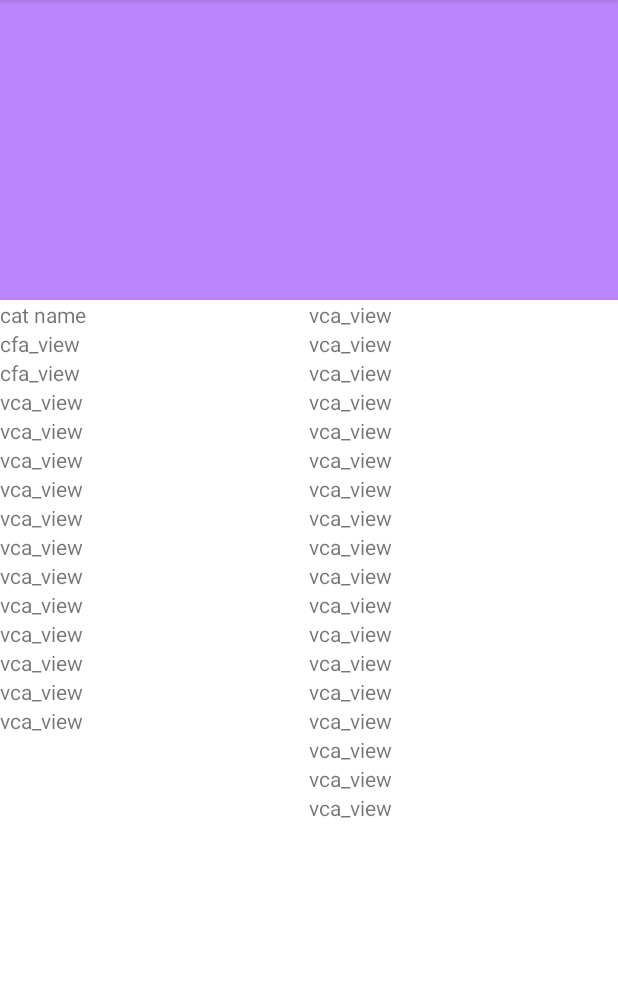
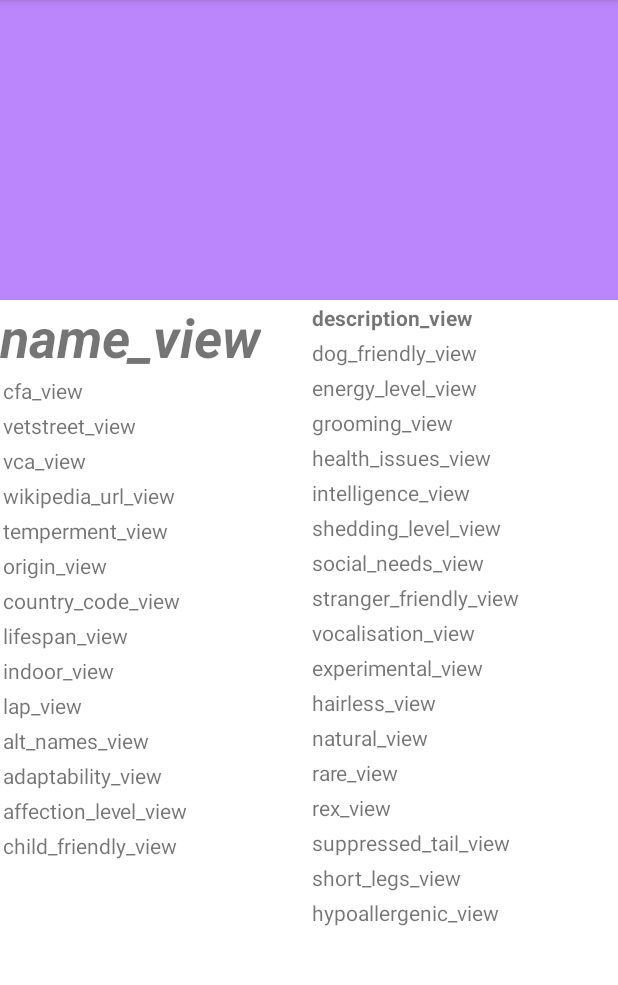
Before and after one commit to omnie22/catsthemusicalthemovietheapp, an Android app: the BreedDetailActivity screen opened directly, with no data from a screen before it, on a phone screen of 412 x 824 dp, the part 84-1069 px from its top. Run offline under Robolectric (Android 15) with nearby library versions, the phone set to English and light mode, and no system bars.

Commit message:
looks less booty

```diff
--- a/app/src/main/res/layout/activity_breed_detail.xml
+++ b/app/src/main/res/layout/activity_breed_detail.xml
@@ -32,8 +32,9 @@
         android:id="@+id/name_view"
         android:layout_width="wrap_content"
         android:layout_height="wrap_content"
-        android:text="cat name"
-
+        android:textStyle="bold|italic"
+        android:textSize="36sp"
+        android:text="name_view"
         app:layout_constraintBottom_toTopOf="@id/cfa_view"
         app:layout_constraintEnd_toEndOf="parent"
         app:layout_constraintStart_toStartOf="parent"
@@ -44,6 +45,7 @@
         android:layout_width="wrap_content"
         android:layout_height="wrap_content"
         android:text="cfa_view"
+        android:padding="2dp"
         app:layout_constraintBottom_toTopOf="@+id/vetstreet_view"
         app:layout_constraintEnd_toEndOf="parent"
         app:layout_constraintStart_toStartOf="parent"
@@ -52,7 +54,8 @@
         android:id="@+id/vetstreet_view"
         android:layout_width="wrap_content"
         android:layout_height="wrap_content"
-        android:text="cfa_view"
+        android:text="vetstreet_view"
+        android:padding="2dp"
         app:layout_constraintBottom_toTopOf="@id/vca_view"
         app:layout_constraintEnd_toEndOf="parent"
         app:layout_constraintStart_toStartOf="parent"
@@ -62,16 +65,27 @@
         android:layout_width="wrap_content"
         android:layout_height="wrap_content"
         android:text="vca_view"
+        android:padding="2dp"
         app:layout_constraintBottom_toTopOf="@id/temperment_view"
         app:layout_constraintEnd_toEndOf="parent"
         app:layout_constraintStart_toStartOf="parent"
         app:layout_constraintTop_toBottomOf="@+id/vetstreet_view" />
-
+        <TextView
+            android:id="@+id/wikipedia_url_view"
+            android:layout_width="wrap_content"
+            android:layout_height="wrap_content"
+            android:text="wikipedia_url_view"
+            android:padding="2dp"
+            app:layout_constraintTop_toBottomOf="@id/intelligence_view"
+            app:layout_constraintBottom_toBottomOf="parent"
+            app:layout_constraintEnd_toEndOf="parent"
+            app:layout_constraintStart_toStartOf="parent" />
     <TextView
         android:id="@+id/temperment_view"
         android:layout_width="wrap_content"
         android:layout_height="wrap_content"
-        android:text="vca_view"
+        android:text="temperment_view"
+        android:padding="2dp"
         app:layout_constraintTop_toBottomOf="@id/vca_view"
         app:layout_constraintBottom_toTopOf="@id/origin_view"
         app:layout_constraintEnd_toEndOf="parent"
@@ -80,7 +94,8 @@
         android:id="@+id/origin_view"
         android:layout_width="wrap_content"
         android:layout_height="wrap_content"
-        android:text="vca_view"
+        android:text="origin_view"
+        android:padding="2dp"
         app:layout_constraintTop_toBottomOf="@id/temperment_view"
         app:layout_constraintBottom_toTopOf="@id/country_code_view"
         app:layout_constraintEnd_toEndOf="parent"
@@ -89,25 +104,18 @@
         android:id="@+id/country_code_view"
         android:layout_width="wrap_content"
         android:layout_height="wrap_content"
-        android:text="vca_view"
+        android:text="country_code_view"
+        android:padding="2dp"
         app:layout_constraintTop_toBottomOf="@id/origin_view"
         app:layout_constraintBottom_toTopOf="@id/description_view"
-        app:layout_constraintEnd_toEndOf="parent"
-        app:layout_constraintStart_toStartOf="parent" />
-    <TextView
-        android:id="@+id/description_view"
-        android:layout_width="wrap_content"
-        android:layout_height="wrap_content"
-        android:text="vca_view"
-        app:layout_constraintTop_toBottomOf="@id/country_code_view"
-        app:layout_constraintBottom_toTopOf="@id/lifespan_view"
         app:layout_constraintEnd_toEndOf="parent"
         app:layout_constraintStart_toStartOf="parent" />
     <TextView
         android:id="@+id/lifespan_view"
         android:layout_width="wrap_content"
         android:layout_height="wrap_content"
-        android:text="vca_view"
+        android:text="lifespan_view"
+        android:padding="2dp"
         app:layout_constraintTop_toBottomOf="@id/description_view"
         app:layout_constraintBottom_toTopOf="@id/indoor_view"
         app:layout_constraintEnd_toEndOf="parent"
@@ -116,7 +124,8 @@
         android:id="@+id/indoor_view"
         android:layout_width="wrap_content"
         android:layout_height="wrap_content"
-        android:text="vca_view"
+        android:text="indoor_view"
+        android:padding="2dp"
         app:layout_constraintTop_toBottomOf="@id/lifespan_view"
         app:layout_constraintBottom_toTopOf="@id/lap_view"
         app:layout_constraintEnd_toEndOf="parent"
@@ -125,7 +134,8 @@
         android:id="@+id/lap_view"
         android:layout_width="wrap_content"
         android:layout_height="wrap_content"
-        android:text="vca_view"
+        android:text="lap_view"
+        android:padding="2dp"
         app:layout_constraintTop_toBottomOf="@id/indoor_view"
         app:layout_constraintBottom_toTopOf="@id/alt_names_view"
         app:layout_constraintEnd_toEndOf="parent"
@@ -134,7 +144,8 @@
         android:id="@+id/alt_names_view"
         android:layout_width="wrap_content"
         android:layout_height="wrap_content"
-        android:text="vca_view"
+        android:text="alt_names_view"
+        android:padding="2dp"
         app:layout_constraintTop_toBottomOf="@id/lap_view"
         app:layout_constraintBottom_toTopOf="@id/adaptability_view"
         app:layout_constraintEnd_toEndOf="parent"
@@ -143,7 +154,8 @@
         android:id="@+id/adaptability_view"
         android:layout_width="wrap_content"
         android:layout_height="wrap_content"
-        android:text="vca_view"
+        android:text="adaptability_view"
+        android:padding="2dp"
         app:layout_constraintTop_toBottomOf="@id/alt_names_view"
         app:layout_constraintBottom_toTopOf="@id/affection_level_view"
         app:layout_constraintEnd_toEndOf="parent"
@@ -152,7 +164,8 @@
         android:id="@+id/affection_level_view"
         android:layout_width="wrap_content"
         android:layout_height="wrap_content"
-        android:text="vca_view"
+        android:text="affection_level_view"
+        android:padding="2dp"
         app:layout_constraintTop_toBottomOf="@id/adaptability_view"
         app:layout_constraintBottom_toTopOf="@id/child_friendly_view"
         app:layout_constraintEnd_toEndOf="parent"
@@ -161,7 +174,8 @@
         android:id="@+id/child_friendly_view"
         android:layout_width="wrap_content"
         android:layout_height="wrap_content"
-        android:text="vca_view"
+        android:text="child_friendly_view"
+        android:padding="2dp"
         app:layout_constraintTop_toBottomOf="@id/affection_level_view"
         app:layout_constraintBottom_toTopOf="@id/dog_friendly_view"
         app:layout_constraintEnd_toEndOf="parent"
@@ -185,10 +199,23 @@
         android:id="@+id/stuff2"
         android:orientation="vertical">
         <TextView
+            android:id="@+id/description_view"
+            android:layout_width="wrap_content"
+            android:layout_height="wrap_content"
+            android:text="description_view"
+            android:padding="2dp"
+            android:textStyle="bold"
+            app:layout_constraintTop_toBottomOf="@id/country_code_view"
+            app:layout_constraintBottom_toTopOf="@id/lifespan_view"
+            app:layout_constraintEnd_toEndOf="parent"
+            app:layout_constraintStart_toStartOf="parent"
+            />
+        <TextView
             android:id="@+id/dog_friendly_view"
             android:layout_width="wrap_content"
             android:layout_height="wrap_content"
-            android:text="vca_view"
+            android:text="dog_friendly_view"
+            android:padding="2dp"
             app:layout_constraintTop_toBottomOf="@id/child_friendly_view"
             app:layout_constraintBottom_toTopOf="@id/energy_level_view"
             app:layout_constraintEnd_toEndOf="parent"
@@ -197,7 +224,8 @@
             android:id="@+id/energy_level_view"
             android:layout_width="wrap_content"
             android:layout_height="wrap_content"
-            android:text="vca_view"
+            android:text="energy_level_view"
+            android:padding="2dp"
             app:layout_constraintTop_toBottomOf="@id/dog_friendly_view"
             app:layout_constraintBottom_toTopOf="@id/grooming_view"
             app:layout_constraintEnd_toEndOf="parent"
@@ -206,7 +234,8 @@
             android:id="@+id/grooming_view"
             android:layout_width="wrap_content"
             android:layout_height="wrap_content"
-            android:text="vca_view"
+            android:text="grooming_view"
+            android:padding="2dp"
             app:layout_constraintTop_toBottomOf="@id/energy_level_view"
             app:layout_constraintBottom_toTopOf="@id/health_issues_view"
             app:layout_constraintEnd_toEndOf="parent"
@@ -215,7 +244,8 @@
             android:id="@+id/health_issues_view"
             android:layout_width="wrap_content"
             android:layout_height="wrap_content"
-            android:text="vca_view"
+            android:text="health_issues_view"
+            android:padding="2dp"
             app:layout_constraintTop_toBottomOf="@id/grooming_view"
             app:layout_constraintBottom_toBottomOf="parent"
             app:layout_constraintEnd_toEndOf="parent"
@@ -224,7 +254,8 @@
             android:id="@+id/intelligence_view"
             android:layout_width="wrap_content"
             android:layout_height="wrap_content"
-            android:text="vca_view"
+            android:text="intelligence_view"
+            android:padding="2dp"
             app:layout_constraintTop_toBottomOf="@id/beeg_cat"
             app:layout_constraintBottom_toTopOf="@id/shedding_level_view"
             app:layout_constraintEnd_toEndOf="parent"
@@ -233,7 +264,8 @@
             android:id="@+id/shedding_level_view"
             android:layout_width="wrap_content"
             android:layout_height="wrap_content"
-            android:text="vca_view"
+            android:text="shedding_level_view"
+            android:padding="2dp"
             app:layout_constraintTop_toBottomOf="@id/intelligence_view"
             app:layout_constraintBottom_toBottomOf="parent"
             app:layout_constraintEnd_toEndOf="parent"
@@ -242,7 +274,8 @@
             android:id="@+id/social_needs_view"
             android:layout_width="wrap_content"
             android:layout_height="wrap_content"
-            android:text="vca_view"
+            android:text="social_needs_view"
+            android:padding="2dp"
             app:layout_constraintTop_toBottomOf="@id/intelligence_view"
             app:layout_constraintBottom_toBottomOf="parent"
             app:layout_constraintEnd_toEndOf="parent"
@@ -251,7 +284,8 @@
             android:id="@+id/stranger_friendly_view"
             android:layout_width="wrap_content"
             android:layout_height="wrap_content"
-            android:text="vca_view"
+            android:text="stranger_friendly_view"
+            android:padding="2dp"
             app:layout_constraintTop_toBottomOf="@id/intelligence_view"
             app:layout_constraintBottom_toBottomOf="parent"
             app:layout_constraintEnd_toEndOf="parent"
@@ -260,7 +294,8 @@
             android:id="@+id/vocalisation_view"
             android:layout_width="wrap_content"
             android:layout_height="wrap_content"
-            android:text="vca_view"
+            android:text="vocalisation_view"
+            android:padding="2dp"
             app:layout_constraintTop_toBottomOf="@id/intelligence_view"
             app:layout_constraintBottom_toBottomOf="parent"
             app:layout_constraintEnd_toEndOf="parent"
@@ -269,7 +304,8 @@
             android:id="@+id/experimental_view"
             android:layout_width="wrap_content"
             android:layout_height="wrap_content"
-            android:text="vca_view"
+            android:text="experimental_view"
+            android:padding="2dp"
             app:layout_constraintTop_toBottomOf="@id/intelligence_view"
             app:layout_constraintBottom_toBottomOf="parent"
             app:layout_constraintEnd_toEndOf="parent"
@@ -278,7 +314,8 @@
             android:id="@+id/hairless_view"
             android:layout_width="wrap_content"
             android:layout_height="wrap_content"
-            android:text="vca_view"
+            android:text="hairless_view"
+            android:padding="2dp"
             app:layout_constraintTop_toBottomOf="@id/intelligence_view"
             app:layout_constraintBottom_toBottomOf="parent"
             app:layout_constraintEnd_toEndOf="parent"
@@ -287,7 +324,8 @@
             android:id="@+id/natural_view"
             android:layout_width="wrap_content"
             android:layout_height="wrap_content"
-            android:text="vca_view"
+            android:text="natural_view"
+            android:padding="2dp"
             app:layout_constraintTop_toBottomOf="@id/intelligence_view"
             app:layout_constraintBottom_toBottomOf="parent"
             app:layout_constraintEnd_toEndOf="parent"
@@ -296,7 +334,8 @@
             android:id="@+id/rare_view"
             android:layout_width="wrap_content"
             android:layout_height="wrap_content"
-            android:text="vca_view"
+            android:text="rare_view"
+            android:padding="2dp"
             app:layout_constraintTop_toBottomOf="@id/intelligence_view"
             app:layout_constraintBottom_toBottomOf="parent"
             app:layout_constraintEnd_toEndOf="parent"
@@ -305,7 +344,8 @@
             android:id="@+id/rex_view"
             android:layout_width="wrap_content"
             android:layout_height="wrap_content"
-            android:text="vca_view"
+            android:text="rex_view"
+            android:padding="2dp"
             app:layout_constraintTop_toBottomOf="@id/intelligence_view"
             app:layout_constraintBottom_toBottomOf="parent"
             app:layout_constraintEnd_toEndOf="parent"
@@ -314,7 +354,8 @@
             android:id="@+id/suppressed_tail_view"
             android:layout_width="wrap_content"
             android:layout_height="wrap_content"
-            android:text="vca_view"
+            android:text="suppressed_tail_view"
+            android:padding="2dp"
             app:layout_constraintTop_toBottomOf="@id/intelligence_view"
             app:layout_constraintBottom_toBottomOf="parent"
             app:layout_constraintEnd_toEndOf="parent"
@@ -323,16 +364,8 @@
             android:id="@+id/short_legs_view"
             android:layout_width="wrap_content"
             android:layout_height="wrap_content"
-            android:text="vca_view"
-            app:layout_constraintTop_toBottomOf="@id/intelligence_view"
-            app:layout_constraintBottom_toBottomOf="parent"
-            app:layout_constraintEnd_toEndOf="parent"
-            app:layout_constraintStart_toStartOf="parent" />
-        <TextView
-            android:id="@+id/wikipedia_url_view"
-            android:layout_width="wrap_content"
-            android:layout_height="wrap_content"
-            android:text="vca_view"
+            android:text="short_legs_view"
+            android:padding="2dp"
             app:layout_constraintTop_toBottomOf="@id/intelligence_view"
             app:layout_constraintBottom_toBottomOf="parent"
             app:layout_constraintEnd_toEndOf="parent"
@@ -341,7 +374,8 @@
             android:id="@+id/hypoallergenic_view"
             android:layout_width="wrap_content"
             android:layout_height="wrap_content"
-            android:text="vca_view"
+            android:text="hypoallergenic_view"
+            android:padding="2dp"
             app:layout_constraintTop_toBottomOf="@id/intelligence_view"
             app:layout_constraintBottom_toBottomOf="parent"
             app:layout_constraintEnd_toEndOf="parent"
```
Also changed, not shown: app/src/main/java/com/example/catsthemusicalthemovietheapp/view/BreedDetailActivity.kt (+24 -26 lines).
